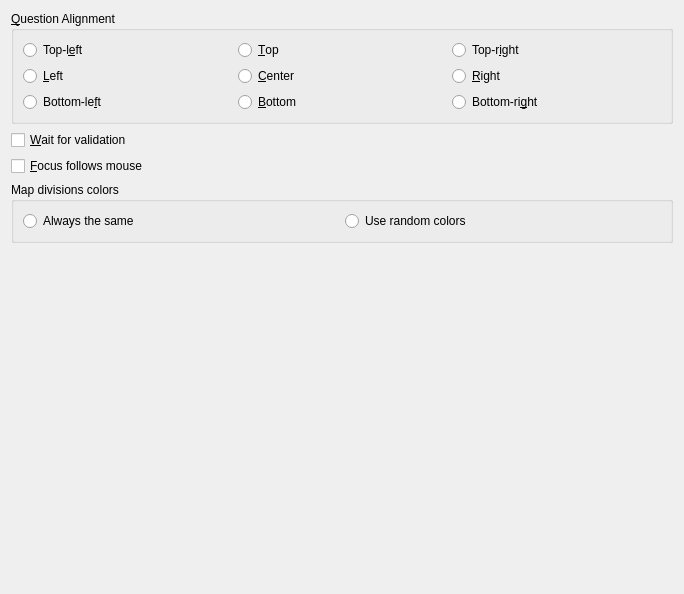
Before: the Qt Designer form src/kgeographyoptions.ui in KDE/kgeography, drawn with Qt 5.
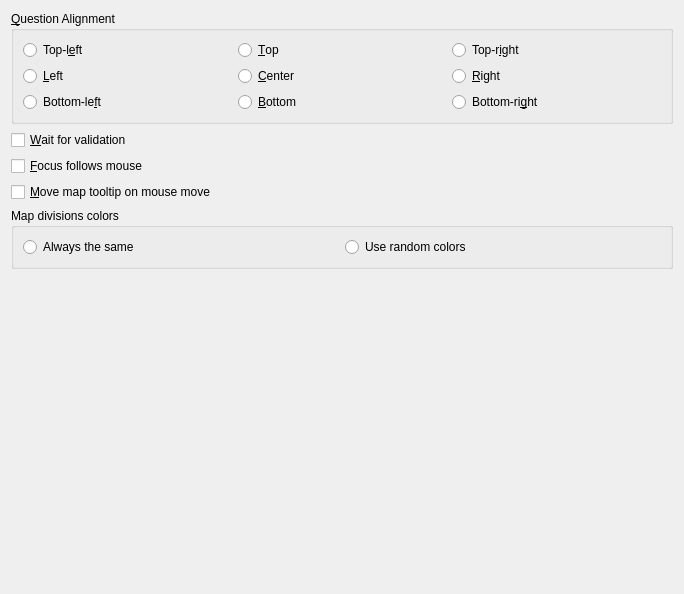
After: the same form once the commit is applied.

Commit message:
Add option to constantly show info on mouse press
As a user of kgeography I find the application more useful after this change.
It helps exploring the map.

The edit to the form file:
```diff
--- a/src/kgeographyoptions.ui
+++ b/src/kgeographyoptions.ui
@@ -103,6 +103,16 @@
      </property>
     </widget>
    </item>
+   <item>
+    <widget class="QCheckBox" name="kcfg_tooltipFollowsMouse">
+     <property name="toolTip">
+      <string>Whether the map tooltip will follow mouse when it is pressed and moving across the map or not</string>
+     </property>
+     <property name="text">
+      <string>&amp;Move map tooltip on mouse move</string>
+     </property>
+    </widget>
+   </item>
    <item>
     <widget class="QGroupBox" name="kcfg_colorDisguise">
      <property name="enabled">
```
The commit also changes 5 other files.
